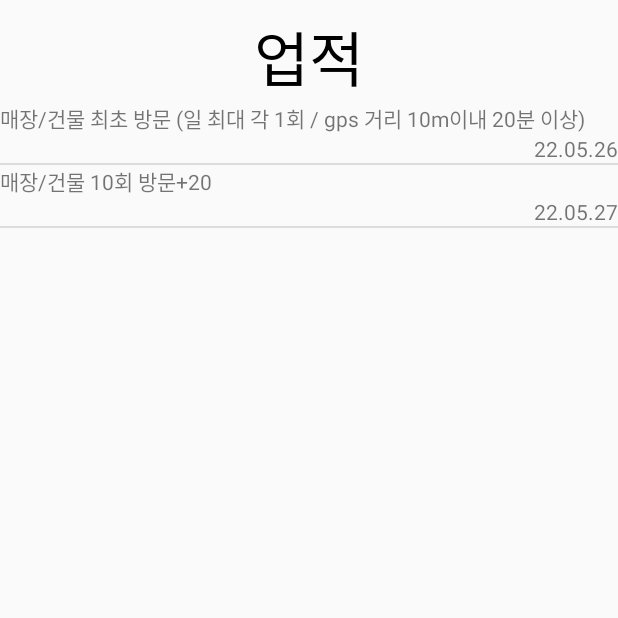
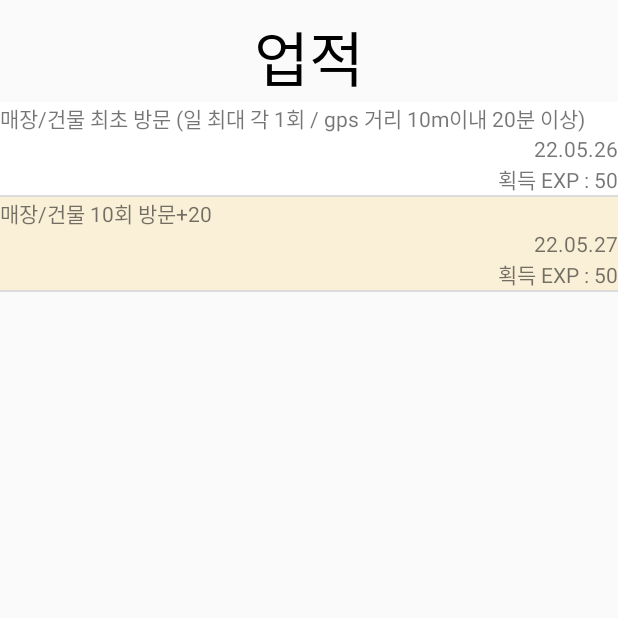
Before and after one commit to Talking-Potato/Campus_Book, an Android app: the AchievementActivity screen opened directly, with no data from a screen before it, after a tap on "매장/건물 최초 방문 (일 최대 각 1회 / gps 거리 10m이내 20", on a phone screen of 412 x 824 dp, the top half of it. Run offline under Robolectric (Android 15) with nearby library versions, the phone set to English and light mode, and no system bars.

Commit message:
업적 리스트뷰 클릭시 색 바꾸기, exp 명시

```diff
--- a/app/src/main/java/com/example/term_project/Achievement.java
+++ b/app/src/main/java/com/example/term_project/Achievement.java
@@ -4,6 +4,8 @@ public class Achievement {
 
     private String title;
     private String date;
+    private Integer exp;
+    private Boolean canObtainExp = true;
 
     public Achievement() {
     }
@@ -11,8 +13,14 @@ public class Achievement {
     public Achievement(String title, String date) {
         this.title = title;
         this.date = date;
+        this.exp = 50;
     }
 
+    public Achievement(String title, String date, int exp) {
+        this.title = title;
+        this.date = date;
+        this.exp = 50;
+    }
     public String getTitle() {
         return title;
     }
@@ -28,4 +36,19 @@ public class Achievement {
     public void setDate(String date) {
         this.date = date;
     }
+
+    public Integer getExp() {
+        return exp;
+    }
+
+    public void setExp(Integer exp) {
+        this.exp = exp;
+    }
+
+    public Boolean getCanObtainExp() {
+        return canObtainExp;
+    }
+    public void setCanObtainExp(Boolean b) {
+        this.canObtainExp = b;
+    }
 }
--- a/app/src/main/java/com/example/term_project/AchievementActivity.java
+++ b/app/src/main/java/com/example/term_project/AchievementActivity.java
@@ -1,8 +1,10 @@
 package com.example.term_project;
 
+import android.graphics.Color;
 import android.os.Bundle;
 import android.view.View;
 import android.widget.AdapterView;
+import android.widget.LinearLayout;
 import android.widget.ListView;
 import android.widget.Toast;
 
@@ -29,9 +31,18 @@ public class AchievementActivity extends AppCompatActivity {
         listView.setOnItemClickListener(new AdapterView.OnItemClickListener(){
             @Override
             public void onItemClick(AdapterView parent, View v, int position, long id){
+                Achievement item = myAdapter.getItem(position);
                 Toast.makeText(getApplicationContext(),
-                        myAdapter.getItem(position).getTitle(),
+                        item.getTitle(),
                         Toast.LENGTH_LONG).show();
+                LinearLayout bg = (LinearLayout) v.findViewById(R.id.achivBox);
+                //set clicked item background to white.
+                item.setCanObtainExp(false);
+                if(!item.getCanObtainExp()) {
+                        bg.setBackgroundColor(Color.WHITE);
+                }
+
+
             }
         });
     }
--- a/app/src/main/java/com/example/term_project/AchievementAdapter.java
+++ b/app/src/main/java/com/example/term_project/AchievementAdapter.java
@@ -6,6 +6,8 @@ import android.view.View;
 import android.view.ViewGroup;
 import android.widget.BaseAdapter;
 import android.widget.TextView;
+
+import org.w3c.dom.Text;
 
 import java.util.ArrayList;
 
@@ -41,10 +43,15 @@ public class AchievementAdapter extends BaseAdapter {
 
         TextView title = (TextView) view.findViewById(R.id.achivTitle);
         TextView date = (TextView) view.findViewById(R.id.achivDate);
+        TextView exp = (TextView) view.findViewById(R.id.achivExp);
+
 
         title.setText(list.get(position).getTitle());
         date.setText(list.get(position).getDate());
+        exp.setText("획득 EXP : " + list.get(position).getExp().toString());
 
         return view;
     }
+
+
 }
--- a/app/src/main/res/layout/listview_achiev.xml
+++ b/app/src/main/res/layout/listview_achiev.xml
@@ -8,7 +8,9 @@
             android:layout_width="match_parent"
             android:layout_height="wrap_content"
             android:id="@+id/achivBox"
-            android:orientation="vertical">
+            android:orientation="vertical"
+            android:background="#FAF0D7"
+        >
 
         <TextView
                 android:layout_width="match_parent"
@@ -20,6 +22,12 @@
                 android:layout_height="wrap_content"
                 android:id="@+id/achivDate"
                 android:layout_gravity="right" />
+
+        <TextView
+                android:layout_width="wrap_content"
+                android:layout_height="wrap_content"
+                android:id="@+id/achivExp"
+                android:layout_gravity="right" />
     </LinearLayout>
 
 </LinearLayout>
```
